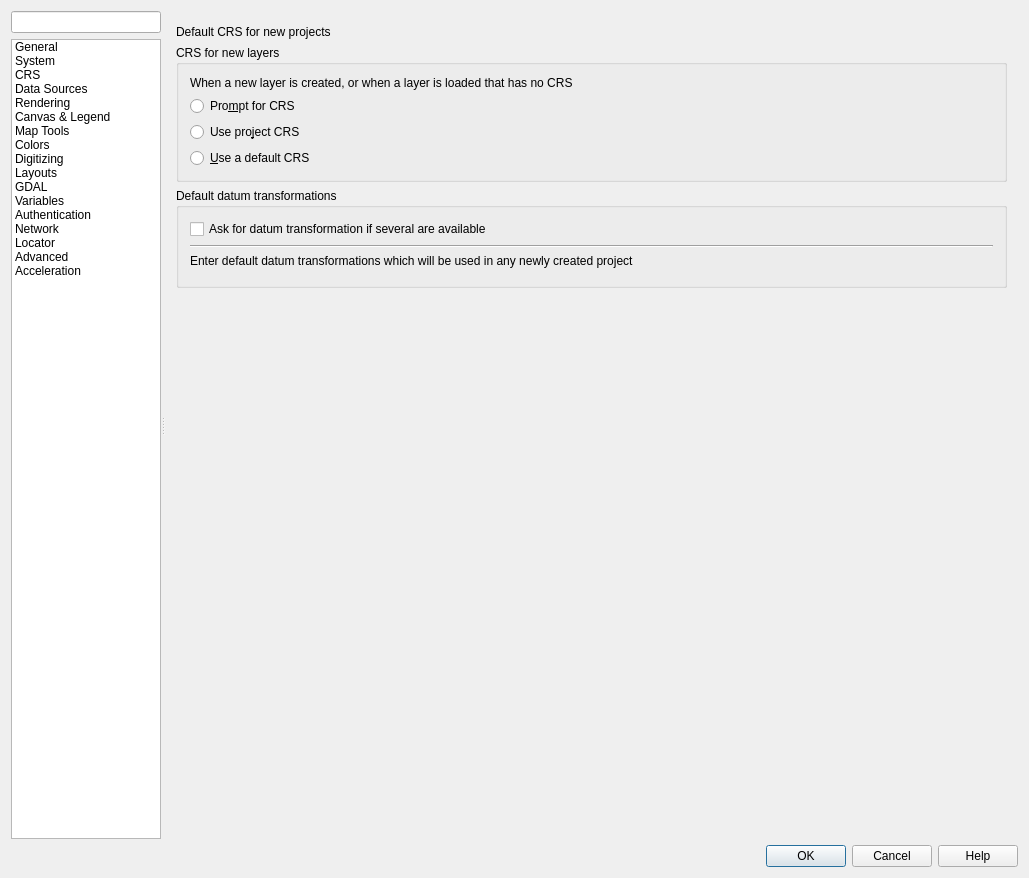
Old version of the form src/ui/qgsoptionsbase.ui in the repository qgis/QGIS.
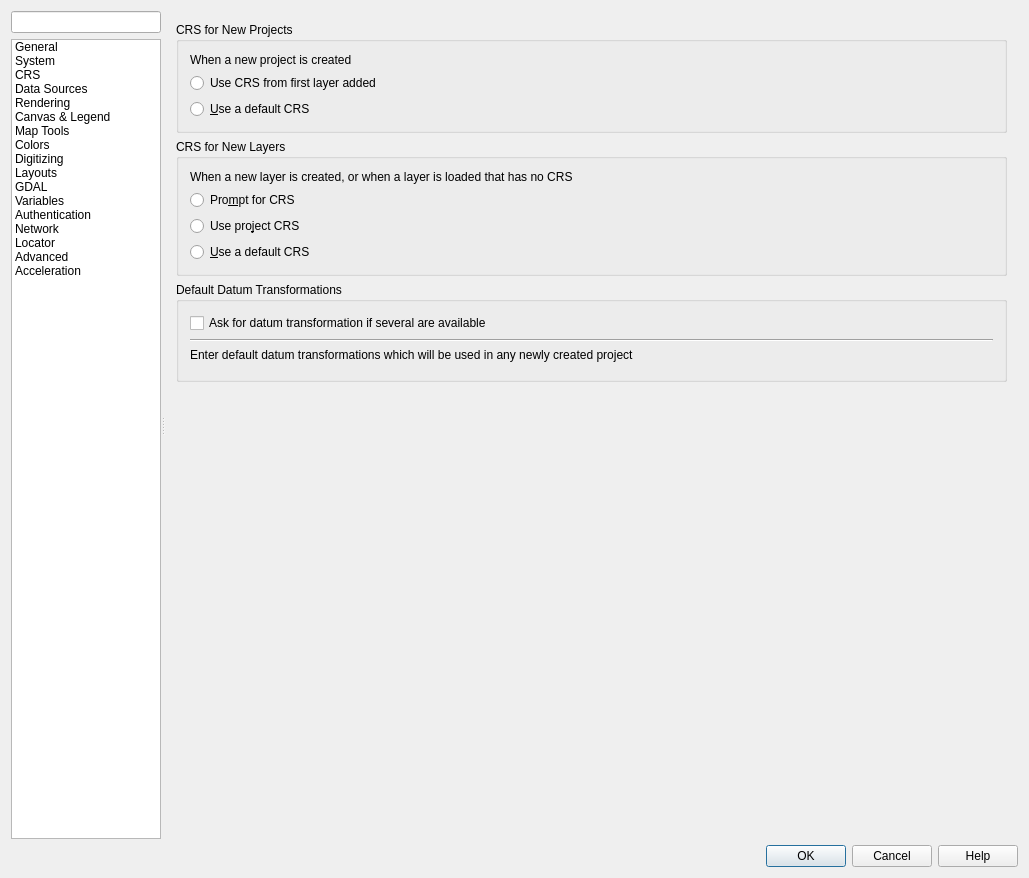
New version of the form. The open tabs and pages were chosen to show the change. Icons and pictures are not drawn. Custom widgets are drawn as their Qt base class.

Commit message:
[needs-docs] Rework new project CRS handling
The previous approach was severely broken, because the default
CRS for new projects setting was ignored as soon as a layer
was added to the project.

Instead, refine the setting to add options
- "Use CRS from first layer added": same as previous behavior,
the project CRS is set to match the first layer added to a new
project
- "Use a default CRS": CRS for a new project is set to a preset
default CRS, and is left unchanged when adding layers to the
project

Also update qgis_global_settings.ini to reflect these changes.

Fixes #27516

What changed in the file:
```diff
--- a/src/ui/qgsoptionsbase.ui
+++ b/src/ui/qgsoptionsbase.ui
@@ -1626,10 +1626,108 @@
                </rect>
               </property>
               <layout class="QGridLayout" name="gridLayout_15">
+               <item row="2" column="0">
+                <widget class="QgsCollapsibleGroupBox" name="grpProjectProjection">
+                 <property name="title">
+                  <string>CRS for New Projects</string>
+                 </property>
+                 <layout class="QGridLayout" name="gridLayout_27" columnstretch="0,1">
+                  <item row="0" column="0" colspan="2">
+                   <widget class="QLabel" name="label_42">
+                    <property name="sizePolicy">
+                     <sizepolicy hsizetype="Preferred" vsizetype="Maximum">
+                      <horstretch>0</horstretch>
+                      <verstretch>0</verstretch>
+                     </sizepolicy>
+                    </property>
+                    <property name="text">
+                     <string>When a new project is created</string>
+                    </property>
+                    <property name="wordWrap">
+                     <bool>true</bool>
+                    </property>
+                   </widget>
+                  </item>
+                  <item row="2" column="1">
+                   <widget class="QgsProjectionSelectionWidget" name="leProjectGlobalCrs" native="true">
+                    <property name="minimumSize">
+                     <size>
+                      <width>0</width>
+                      <height>5</height>
+                     </size>
+                    </property>
+                    <property name="focusPolicy">
+                     <enum>Qt::StrongFocus</enum>
+                    </property>
+                   </widget>
+                  </item>
+                  <item row="2" column="0">
+                   <widget class="QRadioButton" name="radProjectUseDefaultCrs">
+                    <property name="text">
+                     <string>&amp;Use a default CRS</string>
+                    </property>
+                   </widget>
+                  </item>
+                  <item row="1" column="0" colspan="2">
+                   <widget class="QRadioButton" name="radProjectUseCrsOfFirstLayer">
+                    <property name="text">
+                     <string>Use CRS from first layer added</string>
+                    </property>
+                   </widget>
+                  </item>
+                 </layout>
+                </widget>
+               </item>
                <item row="4" column="0">
+                <widget class="QgsCollapsibleGroupBox" name="mDefaultDatumTransformGroupBox">
+                 <property name="title">
+                  <string>Default Datum Transformations</string>
+                 </property>
+                 <layout class="QGridLayout" name="gridLayout_10">
+                  <item row="2" column="0">
+                   <widget class="QLabel" name="label_40">
+                    <property name="text">
+                     <string>Enter default datum transformations which will be used in any newly created project</string>
+                    </property>
+                   </widget>
+                  </item>
+                  <item row="0" column="0">
+                   <widget class="QCheckBox" name="mShowDatumTransformDialogCheckBox">
+                    <property name="text">
+                     <string>Ask for datum transformation if several are available</string>
+                    </property>
+                   </widget>
+                  </item>
+                  <item row="1" column="0">
+                   <widget class="Line" name="line_2">
+                    <property name="orientation">
+                     <enum>Qt::Horizontal</enum>
+                    </property>
+                   </widget>
+                  </item>
+                  <item row="3" column="0">
+                   <widget class="QgsDatumTransformTableWidget" name="mDefaultDatumTransformTableWidget" native="true"/>
+                  </item>
+                 </layout>
+                </widget>
+               </item>
+               <item row="5" column="0">
+                <spacer name="verticalSpacer">
+                 <property name="orientation">
+                  <enum>Qt::Vertical</enum>
+                 </property>
+                 <property name="sizeHint" stdset="0">
+                  <size>
+                   <width>20</width>
+                   <height>40</height>
+                  </size>
+                 </property>
+                </spacer>
+               </item>
+               <item row="3" column="0">
                 <widget class="QgsCollapsibleGroupBox" name="grpProjectionBehavior">
                  <property name="title">
-                  <string>CRS for new layers</string>
+                  <string>CRS for New Layers</string>
                  </property>
                  <layout class="QGridLayout" name="gridLayout_14" columnstretch="0,1">
                   <item row="0" column="0" colspan="2">
@@ -1682,79 +1780,6 @@
                  </layout>
                 </widget>
                </item>
-               <item row="5" column="0">
-                <widget class="QgsCollapsibleGroupBox" name="mDefaultDatumTransformGroupBox">
-                 <property name="title">
-                  <string>Default datum transformations</string>
-                 </property>
-                 <layout class="QGridLayout" name="gridLayout_10">
-                  <item row="2" column="0">
-                   <widget class="QLabel" name="label_40">
-                    <property name="text">
-                     <string>Enter default datum transformations which will be used in any newly created project</string>
-                    </property>
-                   </widget>
-                  </item>
-                  <item row="0" column="0">
-                   <widget class="QCheckBox" name="mShowDatumTransformDialogCheckBox">
-                    <property name="text">
-                     <string>Ask for datum transformation if several are available</string>
-                    </property>
-                   </widget>
-                  </item>
-                  <item row="1" column="0">
-                   <widget class="Line" name="line_2">
-                    <property name="orientation">
-                     <enum>Qt::Horizontal</enum>
-                    </property>
-                   </widget>
-                  </item>
-                  <item row="3" column="0">
-                   <widget class="QgsDatumTransformTableWidget" name="mDefaultDatumTransformTableWidget" native="true"/>
-                  </item>
-                 </layout>
-                </widget>
-               </item>
-               <item row="6" column="0">
-                <spacer name="verticalSpacer">
-                 <property name="orientation">
-                  <enum>Qt::Vertical</enum>
-                 </property>
-                 <property name="sizeHint" stdset="0">
-                  <size>
-                   <width>20</width>
-                   <height>40</height>
-                  </size>
-                 </property>
-                </spacer>
-               </item>
-               <item row="2" column="0">
-                <layout class="QHBoxLayout" name="horizontalLayout_3" stretch="0,1">
-                 <property name="topMargin">
-                  <number>3</number>
-                 </property>
-                 <item>
-                  <widget class="QLabel" name="label_16">
-                   <property name="text">
-                    <string>Default CRS for new projects</string>
-                   </property>
-                  </widget>
-                 </item>
-                 <item>
-                  <widget class="QgsProjectionSelectionWidget" name="leProjectGlobalCrs" native="true">
-                   <property name="minimumSize">
-                    <size>
-                     <width>0</width>
-                     <height>5</height>
-                    </size>
-                   </property>
-                   <property name="focusPolicy">
-                    <enum>Qt::StrongFocus</enum>
-                   </property>
-                  </widget>
-                 </item>
-                </layout>
-               </item>
               </layout>
              </widget>
             </widget>
```
Left out of the diff: 2 changed lines with no effect on the pictures. The commit also changes 11 other files.
